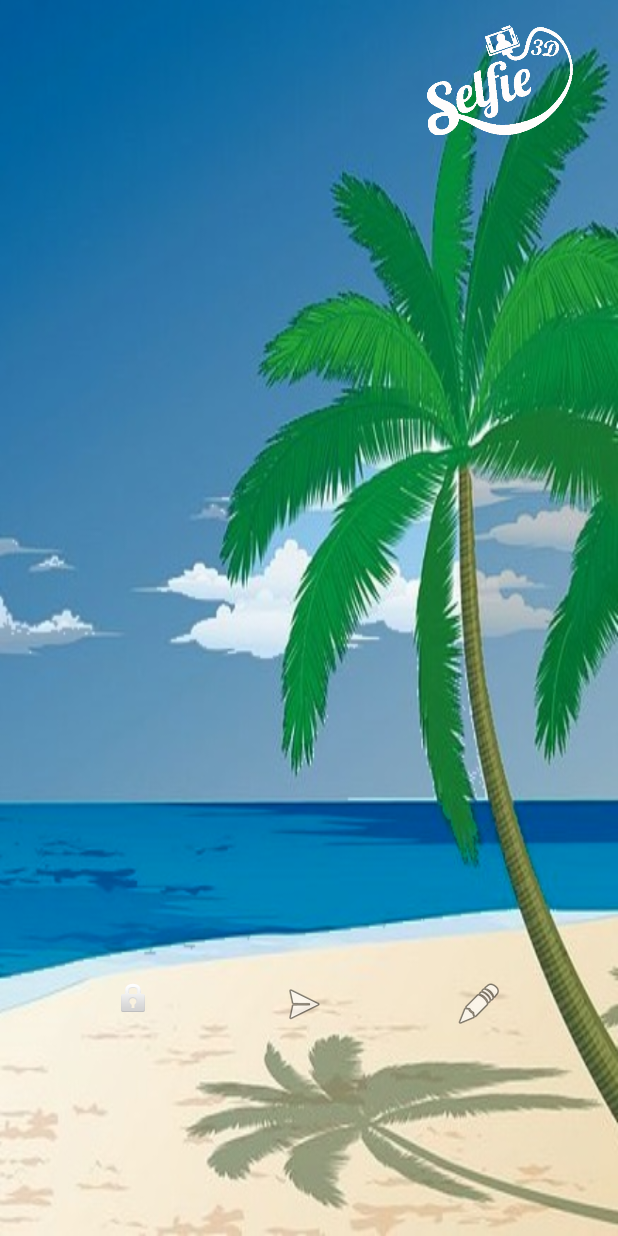
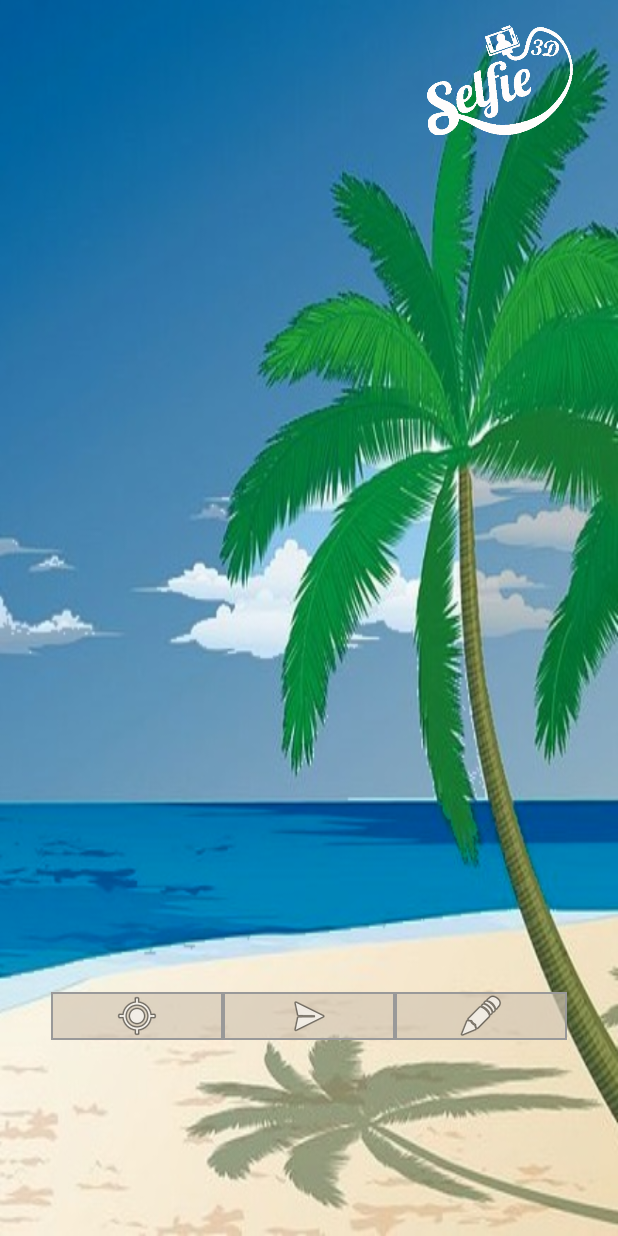
Before and after one commit to NirAvrahamHuji/Selfie3Dv2.0, an Android app: the LogicActivity screen opened directly, with no data from a screen before it, on a phone screen of 412 x 824 dp. Run offline under Robolectric (Android 15) with nearby library versions, the phone set to English and light mode, and no system bars; libraries missing offline, so code that uses them is left out: org.opencv.android, org.opencv.core, org.opencv.features2d, org.opencv.imgproc; 19 statements that could not run were skipped.

Commit message:
new align logic

```diff
--- a/app/src/main/java/com/javahelps/com/myapplication/LogicActivity.java
+++ b/app/src/main/java/com/javahelps/com/myapplication/LogicActivity.java
@@ -400,8 +400,8 @@ public class LogicActivity extends AppCompatActivity {
         float scale_x = (float) (Settings.ORIG_WIDTH_SIZE / Settings.IMAGE_SIZE.width);
         float scale_y = (float) (Settings.ORIG_HEIGHT_SIZE / Settings.IMAGE_SIZE.height);
 
-        int x_translate = (int) (Settings.X_NOSE / scale_x  - DEPTH_COL_NOSE);
-        int y_translate = (int) (Settings.Y_NOSE / scale_y  - DEPTH_ROW_NOSE);
+        int x_translate = (int) (Settings.trgtNoseShift.width / scale_x  - DEPTH_COL_NOSE);
+        int y_translate = (int) (Settings.trgtNoseShift.height / scale_y  - DEPTH_ROW_NOSE);
 
         double[][] intArray = new double[][]{{1d, 0d,(double)x_translate}, {0d, 1d,(double)y_translate}};
 
--- a/app/src/main/java/com/javahelps/com/myapplication/MyGLRenderer.java
+++ b/app/src/main/java/com/javahelps/com/myapplication/MyGLRenderer.java
@@ -32,6 +32,7 @@ class MyGLRenderer implements GLSurfaceView.Renderer {
     public void onSurfaceCreated(GL10 gl, EGLConfig config) {
         gl.glClearColor(0.0f, 0.0f, 0.0f, 1.0f);  // Set color's clear-value to black
         gl.glClearDepthf(1.0f);            // Set depth's clear-value to farthest
+        gl.glClearColor(1.0f,1.0f,1.0f,1.0f);
         gl.glEnable(GL10.GL_DEPTH_TEST);   // Enables depth-buffer for hidden surface removal
         gl.glDepthFunc(GL10.GL_LEQUAL);    // The type of depth testing to do
         gl.glHint(GL10.GL_PERSPECTIVE_CORRECTION_HINT, GL10.GL_NICEST);  // nice perspective view
--- a/app/src/main/java/com/javahelps/com/myapplication/Settings.java
+++ b/app/src/main/java/com/javahelps/com/myapplication/Settings.java
@@ -57,7 +57,7 @@ class Settings {
     static final Size trgtRect = new Size(450, 600);
     // the nose position in the whole image size (938, 938),
     // (x, y)
-    static final Size trgtNoseShift = new Size(465, 600);
+    static final Size trgtNoseShift = new Size(440, 600);
 
     static void setNosePosition(float x_nose,float y_nose){
         X_NOSE = (int) x_nose;
--- a/app/src/main/res/layout/activity_logic.xml
+++ b/app/src/main/res/layout/activity_logic.xml
@@ -37,6 +37,7 @@
         android:layout_marginStart="8dp"
         android:layout_marginTop="8dp"
         android:orientation="horizontal"
+        android:gravity="center|bottom"
         app:layout_constraintBottom_toBottomOf="parent"
         app:layout_constraintLeft_toLeftOf="parent"
         app:layout_constraintRight_toRightOf="parent"
@@ -47,16 +48,16 @@
             android:layout_width="wrap_content"
             android:layout_height="wrap_content"
             android:layout_weight="1"
-            android:background="@null"
+            android:background="@drawable/button_bg_transparent"
             android:onClick="close"
-            app:srcCompat="@android:drawable/ic_lock_idle_lock" />
+            app:srcCompat="@android:drawable/ic_menu_mylocation" />
 
         <ImageButton
             android:id="@+id/button5"
             android:layout_width="wrap_content"
             android:layout_height="wrap_content"
             android:layout_weight="1"
-            android:background="@null"
+            android:background="@drawable/button_bg_transparent"
             android:onClick="nextActivity"
             app:srcCompat="@android:drawable/ic_menu_send" />
 
@@ -66,7 +67,7 @@
             android:layout_height="wrap_content"
             android:layout_weight="1"
             android:onClick="optimize_output"
-            android:background="@null"
+            android:background="@drawable/button_bg_transparent"
             app:srcCompat="@android:drawable/ic_menu_edit" />
 
     </LinearLayout>
@@ -75,7 +76,7 @@
         android:layout_width="wrap_content"
         android:layout_height="wrap_content"
         android:id="@+id/guideline"
-        app:layout_constraintGuide_begin="515dp"
+        app:layout_constraintGuide_begin="530dp"
         android:orientation="horizontal" />
 
     <android.support.constraint.Guideline
--- a/libraries/opencv/build.gradle
+++ b/libraries/opencv/build.gradle
@@ -5,7 +5,7 @@ buildscript {
         mavenCentral()
     }
     dependencies {
-        classpath 'com.android.tools.build:gradle:1.5.0'
+        classpath 'com.android.tools.build:gradle:2.3.3'
     }
 }
 
```
Also changed, not shown: 19 other files.
